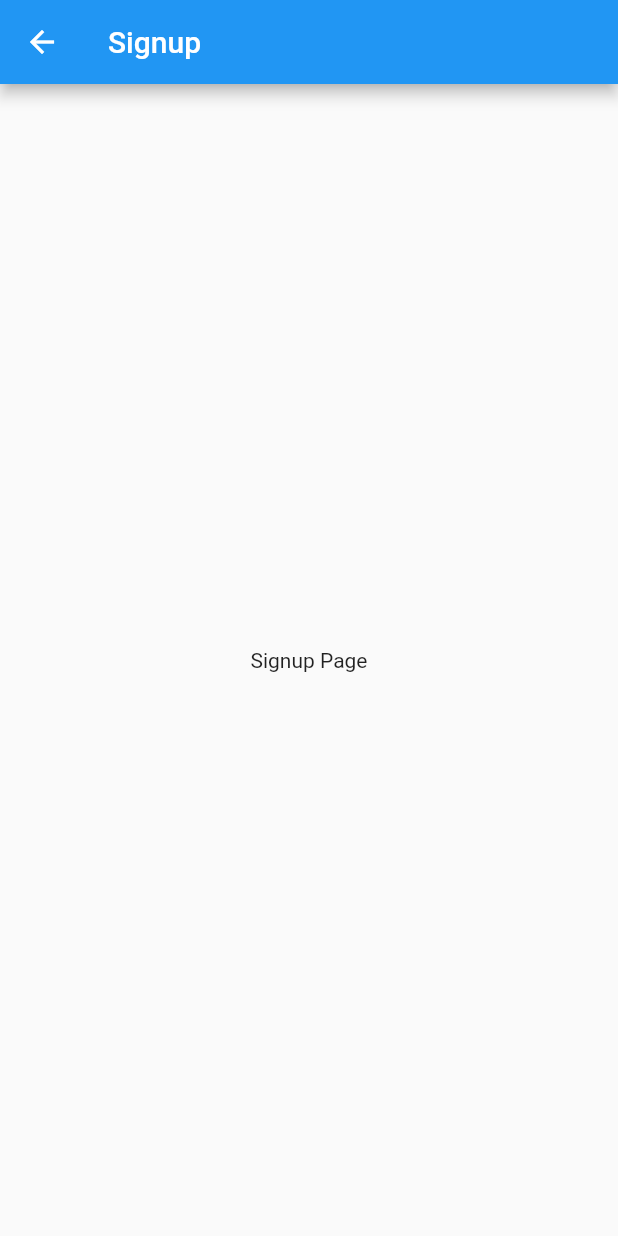
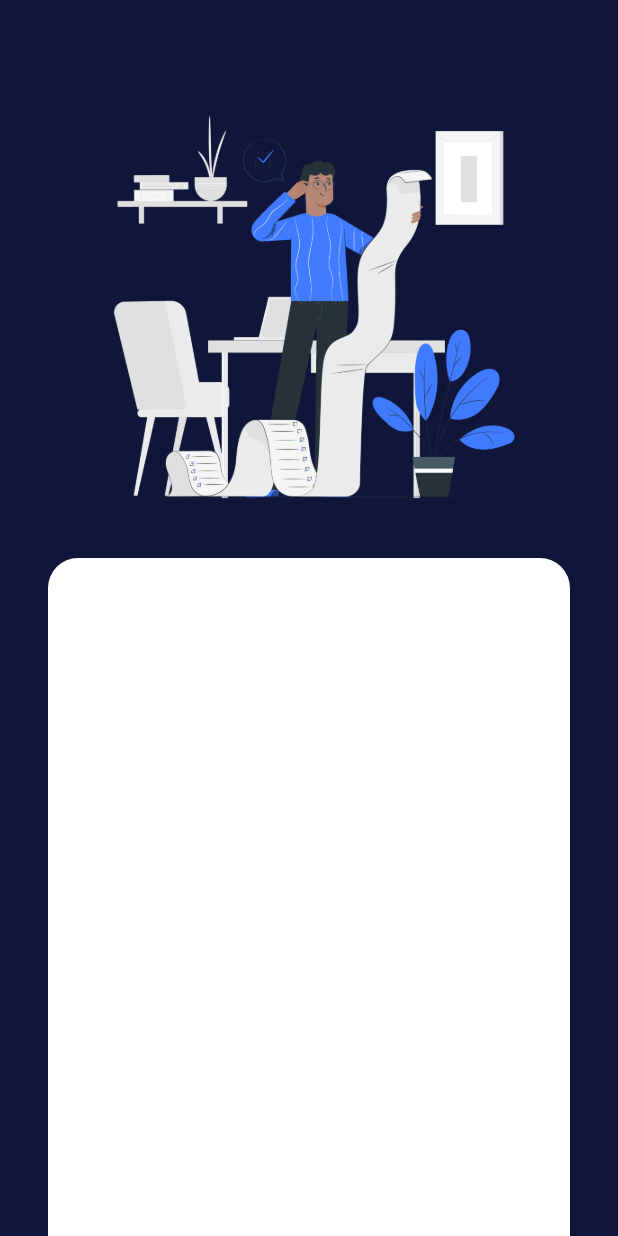
Before and after one commit to arshnirmal/Todo-List, a Flutter app: the SignupPage screen opened directly, on a phone screen of 412 x 824 dp. Run offline on Flutter 3.47's test engine with Material 2 defaults, Android fonts, the phone set to English and light mode, and no system bars; our stand-ins replace firebase_auth, firebase_core; accounts and stored records are empty.

Commit message:
signup_page

```diff
--- a/lib/pages/signup_page.dart
+++ b/lib/pages/signup_page.dart
@@ -11,11 +11,38 @@ class _SignupPageState extends State<SignupPage> {
   @override
   Widget build(BuildContext context) {
     return Scaffold(
-      appBar: AppBar(
-        title: const Text("Signup"),
-      ),
-      body: const Center(
-        child: Text("Signup Page"),
+      backgroundColor: const Color.fromARGB(255, 16, 22, 57),
+      body: Container(
+        width: double.infinity,
+        padding: const EdgeInsets.only(left: 32, right: 32, top: 32),
+        child: SingleChildScrollView(
+          child: Column(
+            children: [
+              const SizedBox(
+                height: 20,
+              ),
+              const Image(
+                image: AssetImage("assets/images/landingPage3.png"),
+                width: 300,
+                height: 300,
+              ),
+              const SizedBox(
+                height: 20,
+              ),
+              Container(
+                height: 500,
+                width: double.infinity,
+                decoration: const BoxDecoration(
+                  color: Colors.white,
+                  borderRadius: BorderRadius.only(
+                    topLeft: Radius.circular(20),
+                    topRight: Radius.circular(20),
+                  ),
+                ),
+              ),
+            ],
+          ),
+        ),
       ),
     );
   }
```
Also changed, not shown: assets/images/To do list-amico.png (added), assets/images/To do list-bro.png (added), assets/images/To do list-cuate.png (added), assets/images/To do list-pana.png (added), assets/images/To do list-rafiki.png (added).
